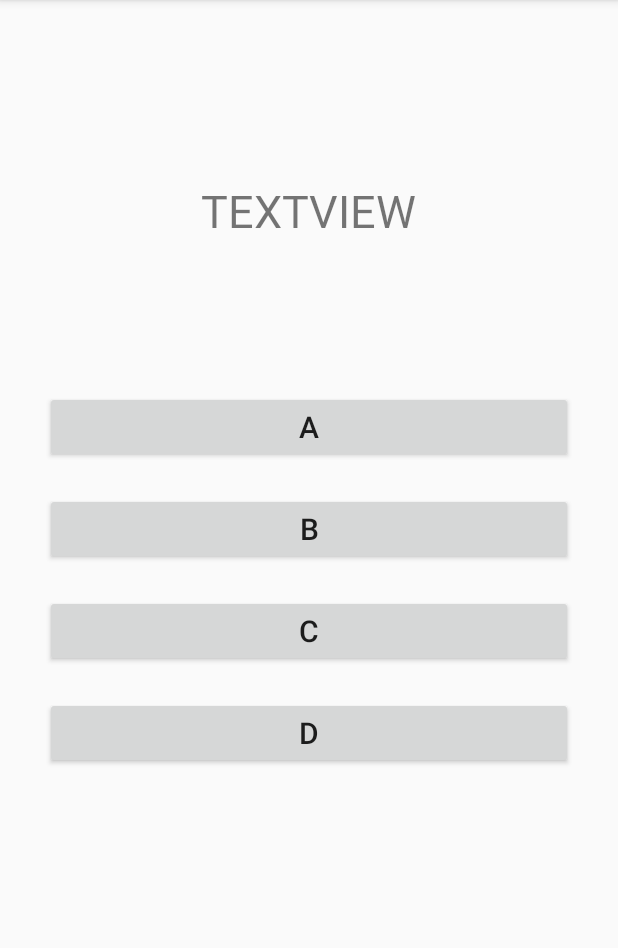
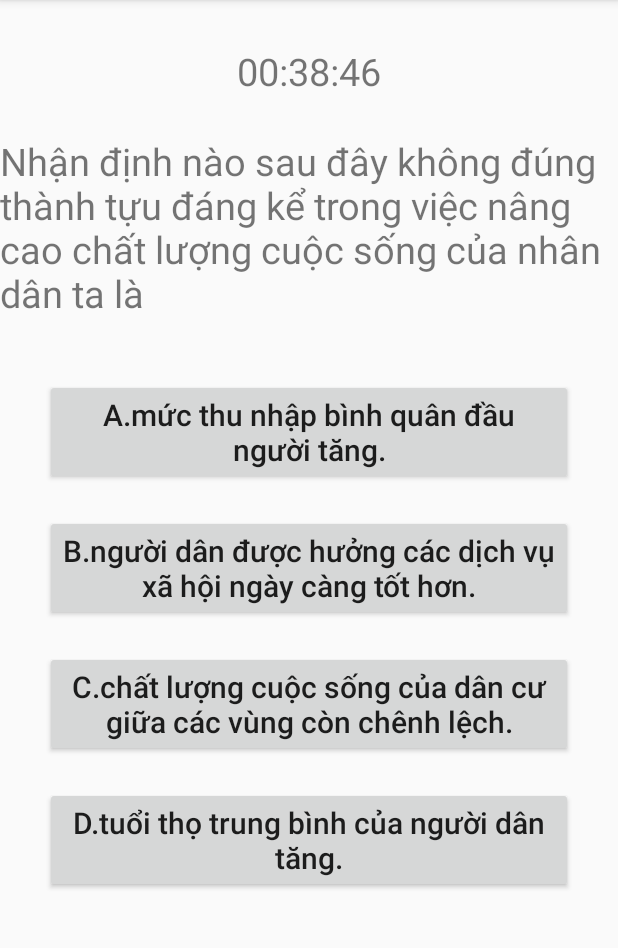
Before and after one commit to LapTrinhLTK/OnThi, an Android app: the BL_On_Luyen screen opened directly, with no data from a screen before it, on a phone screen of 412 x 824 dp, the part 84-1032 px from its top. Run offline under Robolectric (Android 15) with nearby library versions, the phone set to English and light mode, and no system bars; our stand-ins replace Firebase (no records; nobody signed in at launch, a user with empty details on screens opened directly).

Commit message:
Happy Day

```diff
--- a/app/src/main/java/com/example/onthituyensinh/CB_On_Luyen.java
+++ b/app/src/main/java/com/example/onthituyensinh/CB_On_Luyen.java
@@ -41,7 +41,7 @@ public class CB_On_Luyen extends AppCompatActivity {
             @Override
             public void onProgressChanged(SeekBar seekBar, int tg, boolean fromUser) {
                 thoigian[0] = tg;
-                tbtime.setText("thời gian: " + tg + "phút");
+                tbtime.setText("thời gian: " + tg + " phút");
 
             }
             @Override
--- a/app/src/main/res/layout/activity_b_l__on__luyen.xml
+++ b/app/src/main/res/layout/activity_b_l__on__luyen.xml
@@ -9,22 +9,22 @@
         android:layout_width="wrap_content"
         android:layout_height="wrap_content"
         android:layout_centerHorizontal="true"
-        android:layout_marginTop="120dp"
-        android:text="TextView"
-        android:textAllCaps="true"
+        android:layout_marginTop="90dp"
+        android:text="Nhận định nào sau đây không đúng thành tựu đáng kể trong việc nâng cao chất lượng cuộc sống của nhân dân ta là"
+        android:textAllCaps="false"
 
-        android:textSize="30sp"
+        android:textSize="25sp"
         />
 
     <Button
         android:id="@+id/btnA"
         android:layout_height="wrap_content"
         android:layout_width="match_parent"
-        android:text="A"
+        android:text="A.mức thu nhập bình quân đầu người tăng."
         android:textSize="20sp"
         android:layout_below="@id/cauhoi"
         android:layout_centerHorizontal="true"
-        android:layout_marginTop="100dp"
+        android:layout_marginTop="40dp"
         android:layout_marginRight="60dp"
         android:textAllCaps="false"
         />
@@ -33,7 +33,7 @@
         android:id="@+id/btnB"
         android:layout_height="wrap_content"
         android:layout_width="match_parent"
-        android:text="B"
+        android:text="B.người dân được hưởng các dịch vụ xã hội ngày càng tốt hơn."
         android:textSize="20sp"
         android:layout_below="@id/btnA"
         android:layout_centerHorizontal="true"
@@ -46,7 +46,7 @@
         android:id="@+id/btnC"
         android:layout_height="wrap_content"
         android:layout_width="match_parent"
-        android:text="C"
+        android:text="C.chất lượng cuộc sống của dân cư giữa các vùng còn chênh lệch."
         android:textSize="20sp"
         android:layout_below="@id/btnB"
         android:layout_centerHorizontal="true"
@@ -59,7 +59,7 @@
         android:id="@+id/btnD"
         android:layout_height="wrap_content"
         android:layout_width="match_parent"
-        android:text="D"
+        android:text="D.tuổi thọ trung bình của người dân tăng."
         android:textSize="20sp"
         android:layout_below="@id/btnC"
         android:layout_centerHorizontal="true"
@@ -68,6 +68,18 @@
         android:textAllCaps="false"
     />
 
+    <TextView
+        android:id="@+id/timer"
+        android:layout_width="wrap_content"
+        android:layout_height="wrap_content"
+        android:layout_centerHorizontal="true"
+        android:layout_marginTop="30dp"
+        android:text="00:38:46"
+        android:textAllCaps="false"
+
+        android:textSize="25sp"
+        />
+
 
 
 </RelativeLayout>
```
